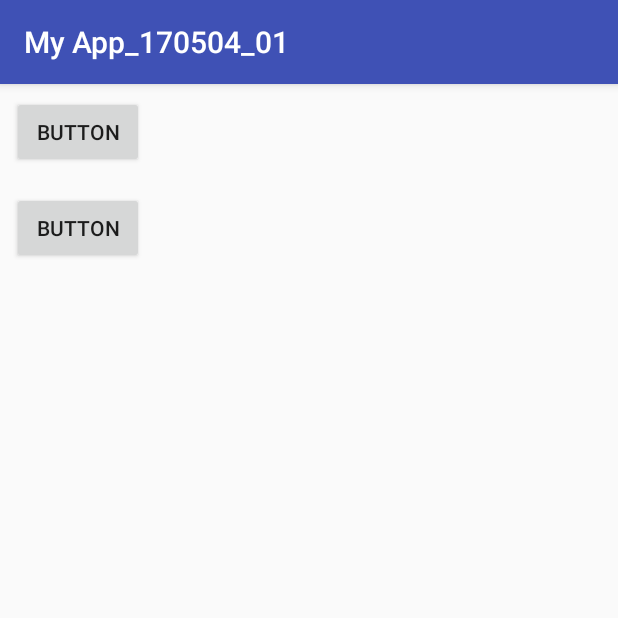
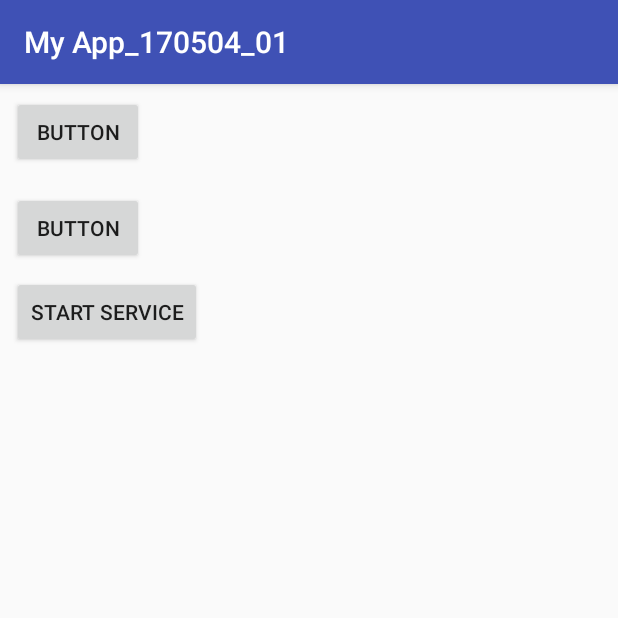
Before and after one commit to rex30062/MyApp_170504_01, an Android app: the screen it shows after launch (MainActivity), on a phone screen of 412 x 824 dp, the top half of it. Run offline under Robolectric (Android 15) with nearby library versions, the phone set to English and light mode, and no system bars.

Commit message:
add Service

```diff
--- a/app/src/main/java/com/cclz/myapp_170504_01/MainActivity.java
+++ b/app/src/main/java/com/cclz/myapp_170504_01/MainActivity.java
@@ -37,6 +37,12 @@ public class MainActivity extends AppCompatActivity {
 
     public void click2(View v){ // 取消(關)通知
         manager.cancel(NOTIFICATION_ID);
+
+    }
+
+    public void clickStartService(View v){
+        Intent it=new Intent(MainActivity.this, MyService.class);
+        startService(it);
     }
 
 }
--- a/app/src/main/res/layout/activity_main.xml
+++ b/app/src/main/res/layout/activity_main.xml
@@ -27,4 +27,15 @@
         android:text="Button"
         app:layout_constraintLeft_toLeftOf="parent"
         app:layout_constraintTop_toBottomOf="@+id/button" />
+
+    <Button
+        android:id="@+id/button3"
+        android:layout_width="wrap_content"
+        android:layout_height="wrap_content"
+        android:layout_marginLeft="8dp"
+        android:layout_marginTop="8dp"
+        android:onClick="clickStartService"
+        android:text="Start Service"
+        app:layout_constraintLeft_toLeftOf="parent"
+        app:layout_constraintTop_toBottomOf="@+id/button2" />
 </android.support.constraint.ConstraintLayout>
```
Also changed, not shown: app/src/main/AndroidManifest.xml (+6 -1 lines), app/src/main/java/com/cclz/myapp_170504_01/MyService.java (added, +33 -0 lines).
